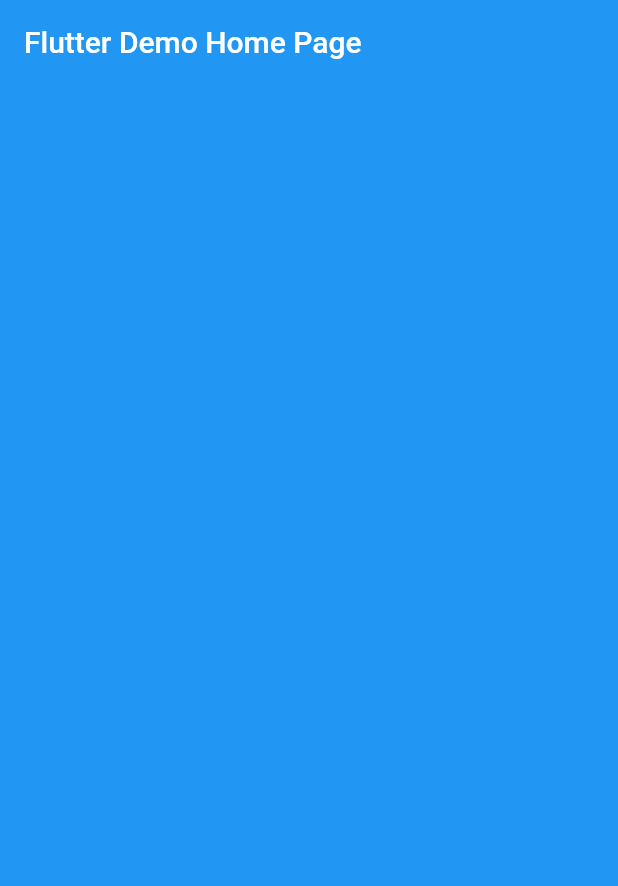
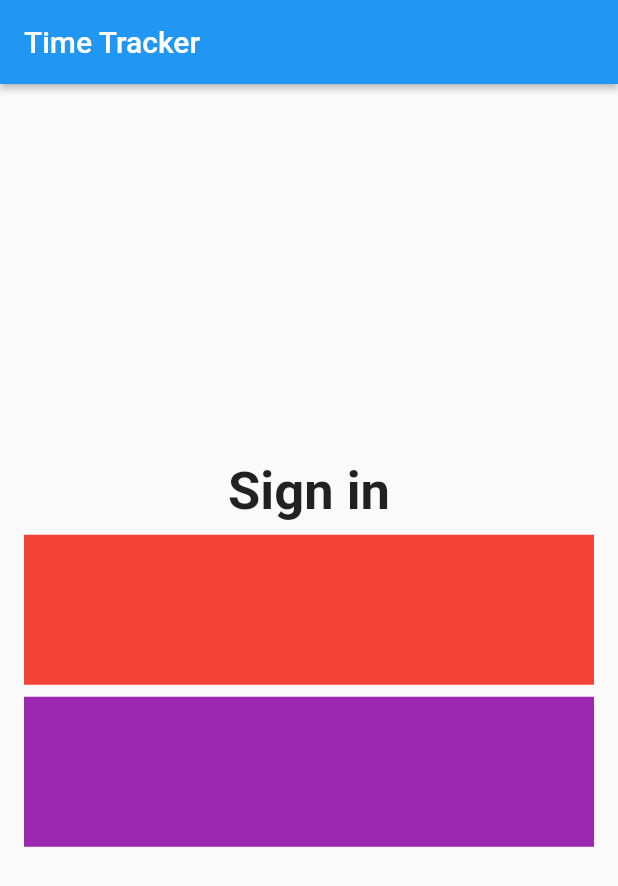
Before and after one commit to maurosterpin/time_tracker, a Flutter app: the screen it shows after launch, on a phone screen of 412 x 824 dp. Shown: the top 886 px of the screen. Run offline on Flutter 3.47's test engine with Material 2 defaults, Android fonts, the phone set to English and light mode, and no system bars.

Commit message:
basic layout

```diff
--- a/lib/main.dart
+++ b/lib/main.dart
@@ -1,4 +1,5 @@
 import 'package:flutter/material.dart';
+import 'package:time_tracker/views/screens/auth/sign_in.dart';
 
 void main() {
   runApp(const MyApp());
@@ -24,7 +25,7 @@ class MyApp extends StatelessWidget {
         // is not restarted.
         primarySwatch: Colors.blue,
       ),
-      home: AppBar(title: Text('Flutter Demo Home Page')),
+      home: const SignInPage(),
     );
   }
 }
--- a/lib/views/screens/auth/sign_in.dart
+++ b/lib/views/screens/auth/sign_in.dart
@@ -0,0 +1,43 @@
+import 'package:flutter/material.dart';
+
+class SignInPage extends StatelessWidget {
+  const SignInPage({ Key? key }) : super(key: key);
+
+  @override
+  Widget build(BuildContext context) {
+    return Scaffold(
+      appBar: AppBar(
+        title: Text('Time Tracker'),
+        elevation: 2,
+      ),
+      body: _buildContent()
+    );
+  }
+}
+
+Widget _buildContent() {
+  return Padding(
+        padding: EdgeInsets.all(16),
+        child: Column(
+          mainAxisAlignment: MainAxisAlignment.center,
+          crossAxisAlignment: CrossAxisAlignment.stretch,
+          children: <Widget>[
+          const Text('Sign in', style: TextStyle(fontSize: 35, fontWeight: FontWeight.w600),textAlign: TextAlign.center,),
+          const SizedBox(height: 8,),
+          Container(
+            color: Colors.red,
+            child: const SizedBox(
+              height: 100,
+              ),
+          ),
+          const SizedBox(height: 8,),
+          Container(
+            color: Colors.purple,
+            child: const SizedBox(
+              height: 100,
+              ),
+          ),
+          const SizedBox(height: 8,),
+        ]),
+      );
+}
```
